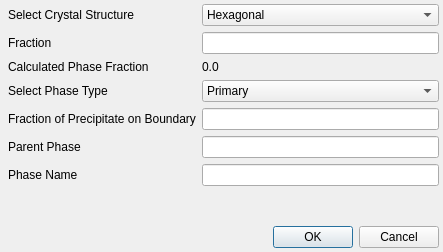
The window that Source/Plugins/StatsGenerator/Widgets/UI_Files/EditPhaseDialog.ui (BlueQuartzSoftware/DREAM3D) describes before a commit, drawn with Qt 5.
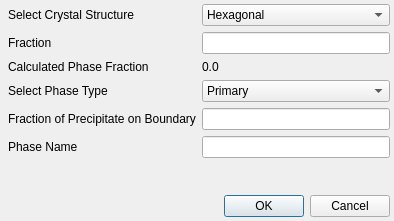
The same window after the commit.

Commit message: Remove 'Parent Phase' from StatsGenerator phase dialog and supporting codes

Patch:
```diff
--- a/Source/Plugins/StatsGenerator/Widgets/UI_Files/EditPhaseDialog.ui
+++ b/Source/Plugins/StatsGenerator/Widgets/UI_Files/EditPhaseDialog.ui
@@ -6,8 +6,8 @@
    <rect>
     <x>0</x>
     <y>0</y>
-    <width>443</width>
-    <height>252</height>
+    <width>394</width>
+    <height>221</height>
    </rect>
   </property>
   <property name="windowTitle">
@@ -155,23 +155,13 @@
       <widget class="QLineEdit" name="pptFraction"/>
      </item>
      <item row="5" column="0">
-      <widget class="QLabel" name="ParentPhaseLabel">
-       <property name="text">
-        <string>Parent Phase</string>
-       </property>
-      </widget>
-     </item>
-     <item row="5" column="1">
-      <widget class="QLineEdit" name="ParentPhase"/>
-     </item>
-     <item row="6" column="0">
       <widget class="QLabel" name="label_4">
        <property name="text">
         <string>Phase Name</string>
        </property>
       </widget>
      </item>
-     <item row="6" column="1">
+     <item row="5" column="1">
       <widget class="QLineEdit" name="m_PhaseName"/>
      </item>
     </layout>
```
Left out of the diff: 14 changed lines with no effect on the pictures. The commit also changes 4 other files.
